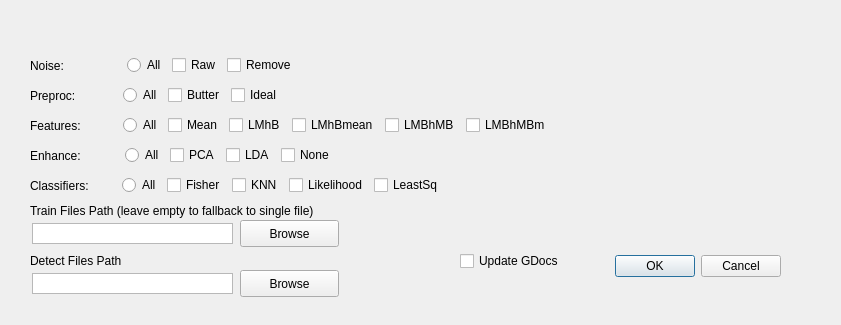
First picture: the form in UI/BulkDetection.ui, repository ranianr/bAnalyzer, before the edit.
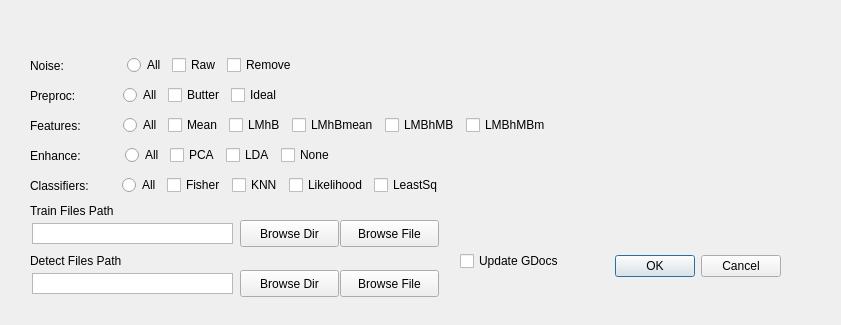
Second picture: the form after the edit.

Commit message: Adding a bulk mode for cross validation Adding bulk mode for detection and training files -with fixes- Closing Octave threads after finishing Some refactoring for the detection functions

Diff of the .ui file:
```diff
--- a/UI/BulkDetection.ui
+++ b/UI/BulkDetection.ui
@@ -474,7 +474,7 @@
     </rect>
    </property>
    <property name="text">
-    <string>Browse</string>
+    <string>Browse Dir</string>
    </property>
   </widget>
   <widget class="QTextEdit" name="trainDirT">
@@ -503,7 +503,7 @@
     </rect>
    </property>
    <property name="text">
-    <string>Train Files Path (leave empty to fallback to single file)</string>
+    <string>Train Files Path</string>
    </property>
   </widget>
   <widget class="QTextEdit" name="detectDirT">
@@ -532,7 +532,7 @@
     </rect>
    </property>
    <property name="text">
-    <string>Browse</string>
+    <string>Browse Dir</string>
    </property>
   </widget>
   <widget class="QLabel" name="detectDirLbl">
@@ -561,6 +561,32 @@
     <string>Update GDocs</string>
    </property>
   </widget>
+  <widget class="QPushButton" name="detectFileBrowseB">
+   <property name="geometry">
+    <rect>
+     <x>340</x>
+     <y>270</y>
+     <width>99</width>
+     <height>27</height>
+    </rect>
+   </property>
+   <property name="text">
+    <string>Browse File</string>
+   </property>
+  </widget>
+  <widget class="QPushButton" name="trainFileBrowseB">
+   <property name="geometry">
+    <rect>
+     <x>340</x>
+     <y>220</y>
+     <width>99</width>
+     <height>27</height>
+    </rect>
+   </property>
+   <property name="text">
+    <string>Browse File</string>
+   </property>
+  </widget>
  </widget>
  <resources/>
  <connections>
```
Left out of the diff: 4 changed lines with no effect on the pictures. The commit also changes 10 other files.
